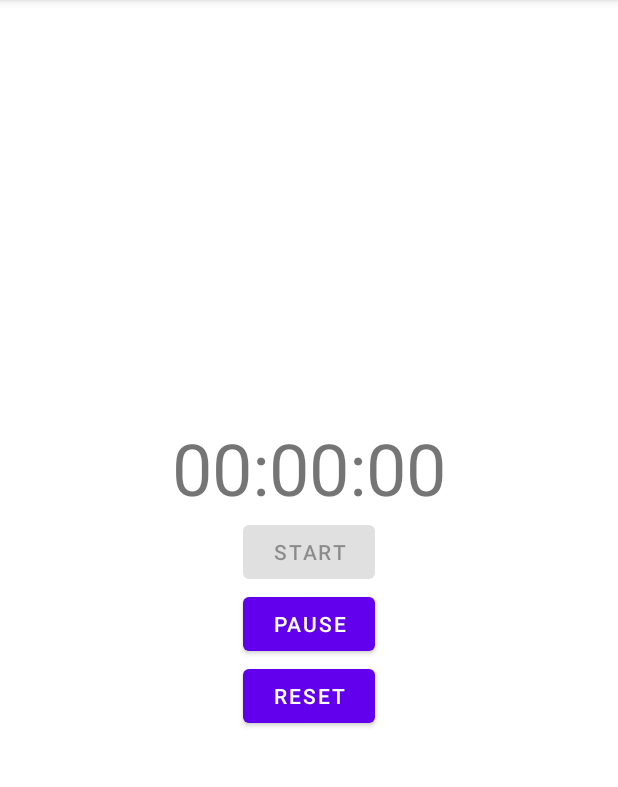
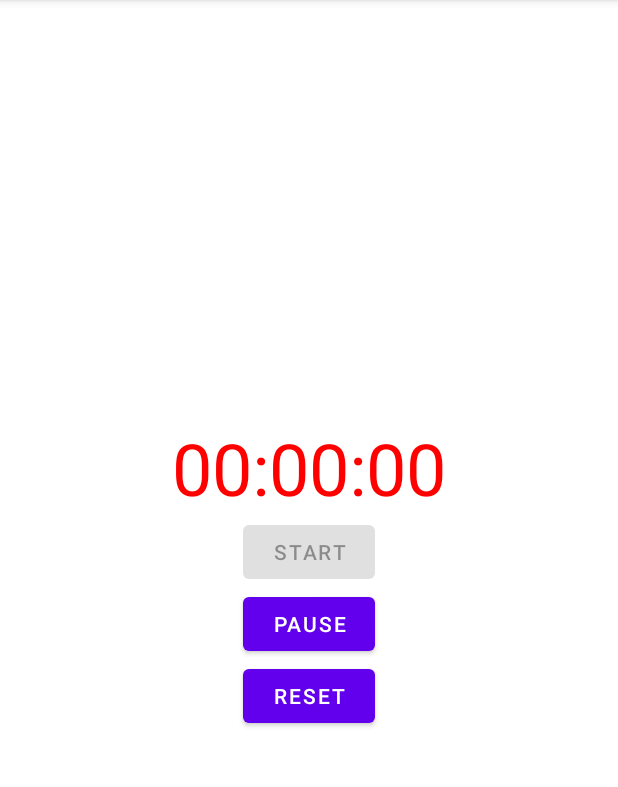
Before and after one commit to KotekKacper/Recipies, an Android app: the fragment CountdownTimerFragment shown on its own in the app's theme, after a tap on "START", on a phone screen of 412 x 824 dp, the part 84-871 px from its top. Run offline under Robolectric (Android 15) with nearby library versions, the phone set to English and light mode, and no system bars; network calls fail; pictures from the network do not load.

Commit message:
Added tick and finish sound to countdown and red color at finish

```diff
--- a/app/src/main/java/com/kgkk/recipes/CountdownTimerFragment.kt
+++ b/app/src/main/java/com/kgkk/recipes/CountdownTimerFragment.kt
@@ -1,5 +1,7 @@
 package com.kgkk.recipes
 
+import android.graphics.Color
+import android.media.SoundPool
 import android.os.*
 import android.view.*
 import android.widget.Button
@@ -10,6 +12,11 @@ class CountdownTimerFragment : Fragment(), TimePickerFragment.OnTimeSetListener
 
     private lateinit var countdownTimer: CountDownTimer
     private lateinit var timerText: TextView
+    private lateinit var soundPool: SoundPool
+    private var tickSoundId: Int = 0
+    private var finishSoundId: Int = 1
+
+
     private var startingTime: Long = 0
     private var countdownTimeLeft: Long = startingTime // czas początkowy
 
@@ -26,6 +33,11 @@ class CountdownTimerFragment : Fragment(), TimePickerFragment.OnTimeSetListener
             dialog.setListener(this)
             dialog.show(parentFragmentManager, "countdown_time_picker")
         }
+
+        soundPool = SoundPool.Builder().setMaxStreams(1).build()
+        tickSoundId = soundPool.load(requireContext(), R.raw.tick, 1)
+        finishSoundId = soundPool.load(requireContext(), R.raw.finish, 1)
+
 
         countdownTimer = createCountDownTimer()
         countdownButtonHandler(view)
@@ -55,17 +67,41 @@ class CountdownTimerFragment : Fragment(), TimePickerFragment.OnTimeSetListener
         if (::countdownTimer.isInitialized){
             countdownTimer.cancel()
         }
+        var secondsLeft = countdownTimeLeft / 1000 // Keep track of seconds left
         return object : CountDownTimer(countdownTimeLeft, 1000){
             override fun onTick(millisUntilFinished: Long) {
+                secondsLeft-- // Decrement seconds left
                 countdownTimeLeft = millisUntilFinished
                 updateCountdownText()
+
+                // Play sound with increasing volume for last 10 seconds
+                if (secondsLeft in 0..10) {
+                    val volume = (10 - secondsLeft) / 10.0f
+                    val soundId = soundPool.load(requireContext(), R.raw.tick, 1)
+                    soundPool.setOnLoadCompleteListener { _, _, _ ->
+                        soundPool.play(soundId, volume, volume, 1, 0, 1.0f)
+                    }
+                }
+                // Play sound at low volume for the rest of the countdown
+                else if (secondsLeft >= 10) {
+                    val soundId = soundPool.load(requireContext(), R.raw.tick, 1)
+                    soundPool.setOnLoadCompleteListener { _, _, _ ->
+                        soundPool.play(soundId, 0.1f, 0.1f, 1, 0, 1.0f)
+                    }
+                }
             }
 
             override fun onFinish() {
-                // sygnał dźwiękowy
+                // Play finish sound
+                val soundId = soundPool.load(requireContext(), R.raw.finish, 1)
+                soundPool.setOnLoadCompleteListener { _, _, _ ->
+                    soundPool.play(soundId, 1.0f, 1.0f, 1, 0, 1.0f)
+                }
+                timerText.setTextColor(Color.RED)
             }
         }
     }
+
 
     private fun resetButtons(view: View){
         val timerStartButton = view.findViewById<Button>(R.id.startButton)
@@ -74,6 +110,7 @@ class CountdownTimerFragment : Fragment(), TimePickerFragment.OnTimeSetListener
         timerStartButton.isEnabled = true
         timerPauseButton.isEnabled = false
         timerResetButton.isEnabled = false
+        timerText.setTextColor(Color.BLACK)
     }
 
     private fun countdownButtonHandler(view: View) {
```
Also changed, not shown: 2 other files.
